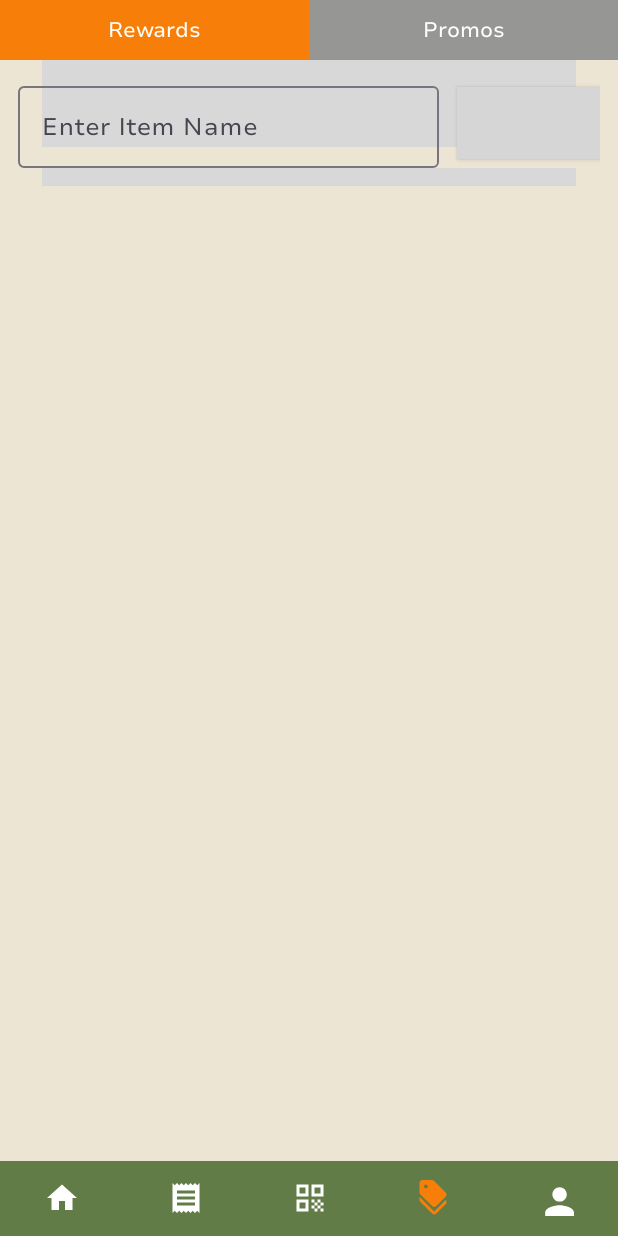
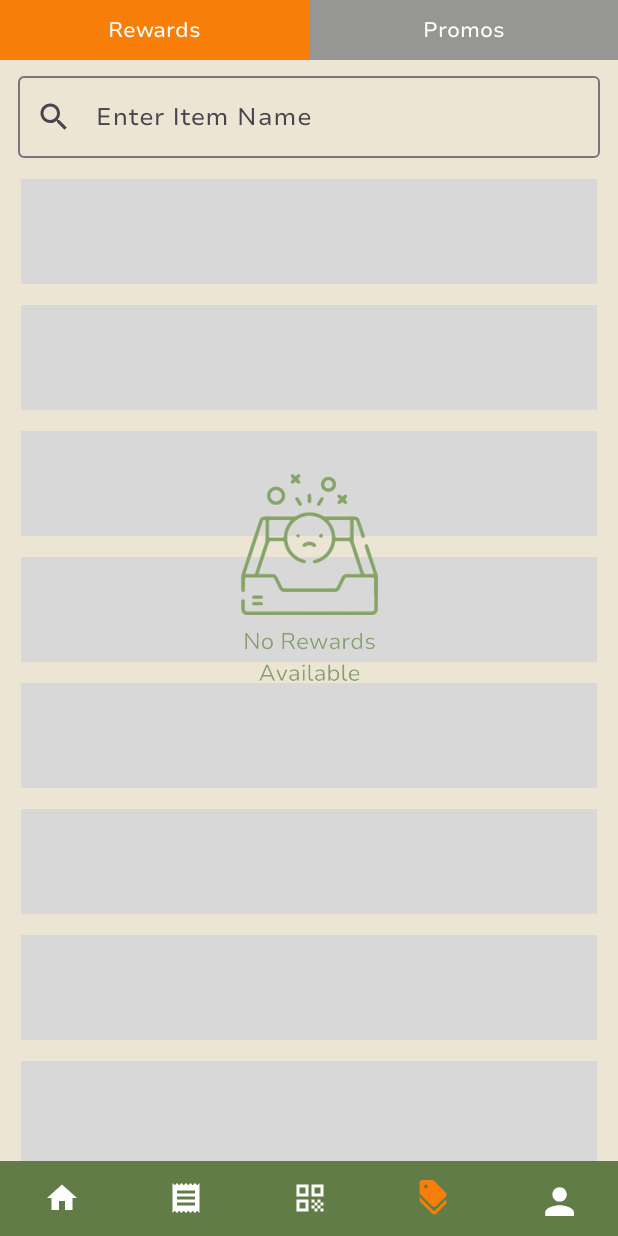
Before and after one commit to June-Azeneth/hygieia-customer, an Android app: the OffersFragment screen opened through its navigation route, item 4 of the bottom bar chosen, on a phone screen of 412 x 824 dp. Run offline under Robolectric (Android 15) with nearby library versions, the phone set to English and light mode, and no system bars; our stand-ins replace Firebase (no records; nobody signed in at launch, a user with empty details on screens opened directly), Shimmer, navigation-ui; 2 statements that could not run were skipped; grey boxes are pictures that could not be loaded.

Commit message:
feat: elastic search for rewards and promos

```diff
--- a/app/src/main/java/com/example/hygieia_customer/pages/offers/OffersFragment.kt
+++ b/app/src/main/java/com/example/hygieia_customer/pages/offers/OffersFragment.kt
@@ -11,6 +11,7 @@ import androidx.appcompat.app.AlertDialog
 import androidx.appcompat.widget.AppCompatButton
 import androidx.constraintlayout.widget.ConstraintLayout
 import androidx.core.content.ContextCompat
+import androidx.core.widget.doOnTextChanged
 import androidx.fragment.app.Fragment
 import androidx.fragment.app.activityViewModels
 import androidx.navigation.fragment.findNavController
@@ -168,13 +169,92 @@ class OffersFragment : Fragment() {
     }
 
     private fun showNoDataMessage(show: Boolean) {
+        if(currentTab == "rewards"){
+            binding.imageMessage.setImageResource(R.drawable.no_rewards)
+        }else{
+            binding.imageMessage.setImageResource(R.drawable.no_promos)
+        }
+
         if (show) {
-            binding.imageMessage.setImageResource(R.drawable.no_data)
             binding.imageMessage.visibility = View.VISIBLE
             binding.listContainer.visibility = View.INVISIBLE
         } else {
             binding.imageMessage.visibility = View.GONE
             binding.listContainer.visibility = View.VISIBLE
+        }
+    }
+
+    private fun setUpSearch() {
+        binding.searchItem.doOnTextChanged { text, _, _, _ ->
+            val searchText = text.toString().trim()
+            binding.progressBar.visibility = View.VISIBLE
+            binding.rewardsList.visibility = View.GONE
+            binding.promosList.visibility = View.GONE
+
+            if(currentTab == "rewards"){
+                val filteredList = if (searchText.isEmpty()) {
+                    // If search text is empty, show all stores
+                    rewardList
+                } else {
+                    // Filter stores based on search text
+                    rewardList.filter { reward ->
+                        // You can customize the search criteria here, for example, by store name
+                        reward.name.contains(
+                            searchText,
+                            ignoreCase = true
+                        ) || reward.storeName.contains(
+                            searchText,
+                            ignoreCase = true
+                        ) || reward.description.contains(
+                            searchText,
+                            ignoreCase = true
+                        )
+                    }
+                }
+                // Update the adapter with the filtered list
+                rewardsAdapter.setData(filteredList)
+                binding.progressBar.visibility = View.GONE
+                if (filteredList.isEmpty()) {
+                    binding.rewardsList.visibility = View.GONE
+                    binding.promosList.visibility = View.GONE
+                    showNoDataMessage(true)
+                } else {
+                    binding.rewardsList.visibility = View.VISIBLE
+                    showNoDataMessage(false)
+                }
+            }
+            else{
+                val filteredList = if (searchText.isEmpty()) {
+                    // If search text is empty, show all stores
+                    promoList
+                } else {
+                    // Filter stores based on search text
+                    promoList.filter { reward ->
+                        // You can customize the search criteria here, for example, by store name
+                        reward.promoName.contains(
+                            searchText,
+                            ignoreCase = true
+                        ) || reward.storeName.contains(
+                            searchText,
+                            ignoreCase = true
+                        ) || reward.description.contains(
+                            searchText,
+                            ignoreCase = true
+                        )
+                    }
+                }
+                // Update the adapter with the filtered list
+                promosAdapter.setData(filteredList)
+                binding.progressBar.visibility = View.GONE
+                if (filteredList.isEmpty()) {
+                    binding.rewardsList.visibility = View.GONE
+                    binding.promosList.visibility = View.GONE
+                    showNoDataMessage(true)
+                } else {
+                    binding.promosList.visibility = View.VISIBLE
+                    showNoDataMessage(false)
+                }
+            }
         }
     }
 
@@ -242,27 +322,6 @@ class OffersFragment : Fragment() {
 //        transaction.commit()
     }
 
-    private fun setUpSearch() {
-        binding.searchBtn.setOnClickListener {
-            val searchInput = binding.searchItem.text.toString().trim()
-            if (searchInput.isEmpty()) {
-//                if (currentTab == "rewards") {
-//                    rewardViewModel.fetchRewards()
-//                } else {
-//                    promosViewModel.fetchPromos()
-//                }
-                Commons().showToast("Enter an item to search", requireContext())
-            } else {
-                binding.progressBar.visibility = View.VISIBLE
-                if (currentTab == "rewards") {
-                    rewardViewModel.searchReward(searchInput)
-                } else {
-                    promosViewModel.searchPromo(searchInput)
-                }
-            }
-        }
-    }
-
     private fun setUpRecyclerView() {
         try {
             //FOR REWARDS
--- a/app/src/main/java/com/example/hygieia_customer/pages/promos/PromosAdapter.kt
+++ b/app/src/main/java/com/example/hygieia_customer/pages/promos/PromosAdapter.kt
@@ -94,7 +94,7 @@ class PromosAdapter(
         val item : CardView = itemView.findViewById(R.id.item)
     }
 
-    fun setData(newPromoList: ArrayList<Promo>) {
+    fun setData(newPromoList: List<Promo>) {
         val oldPromoList = ArrayList(promosList) // Create a copy of the old list
         promosList.clear() // Clear the old list
         promosList.addAll(newPromoList) // Update the list with the new data
--- a/app/src/main/java/com/example/hygieia_customer/pages/rewards/RewardsFragment.kt
+++ b/app/src/main/java/com/example/hygieia_customer/pages/rewards/RewardsFragment.kt
@@ -34,8 +34,8 @@ class RewardsFragment : Fragment() {
     private val sharedViewModel: SharedViewModel by activityViewModels()
     private val storeViewModel: StoreViewModel by activityViewModels()
     private lateinit var networkViewModel: NetworkViewModel
-    private lateinit var actualLayout : ConstraintLayout
-    private lateinit var placeholder : ShimmerFrameLayout
+    private lateinit var actualLayout: ConstraintLayout
+    private lateinit var placeholder: ShimmerFrameLayout
 
     private val adapter by lazy { RewardsAdapter(arrayListOf(), onItemClickListener) }
     private val onItemClickListener = object : RewardsAdapter.OnItemClickListener {
@@ -59,27 +59,14 @@ class RewardsFragment : Fragment() {
         initializeVariables()
         setUpRecyclerView()
         observeNetwork()
-        setUpSearch()
         return binding.root
     }
 
-    private fun initializeVariables(){
+    private fun initializeVariables() {
         binding.recyclerView.adapter = adapter
         networkViewModel = NetworkViewModel(requireContext())
         actualLayout = binding.actualLayout
         placeholder = binding.placeholder
-    }
-
-    private fun setUpSearch(){
-        binding.searchItem.doOnTextChanged { text, _, _, _ ->
-            val storeName = text.toString().trim()
-            if (storeName.isEmpty()) {
-                rewardViewModel.fetchRewards()
-            } else {
-                binding.progressBar.visibility = View.VISIBLE
-                rewardViewModel.searchReward(storeName)
-            }
-        }
     }
 
     private fun observeNetwork() {
@@ -111,8 +98,7 @@ class RewardsFragment : Fragment() {
                 adapter.setData(rewardList)
                 binding.progressBar.visibility = View.GONE
                 showNoDataMessage(false)
-            }
-            else{
+            } else {
                 showNoDataMessage(true)
             }
         }
--- a/app/src/main/java/com/example/hygieia_customer/pages/store/storesNearMe/StoresNearMe.kt
+++ b/app/src/main/java/com/example/hygieia_customer/pages/store/storesNearMe/StoresNearMe.kt
@@ -37,7 +37,7 @@ class StoresNearMe : AppCompatActivity(), OnMapReadyCallback, GoogleMap.OnMarker
 
     companion object {
         private const val LOCATION_REQUEST_CODE = 1
-        private const val NEARBY_DISTANCE_THRESHOLD = 50000
+        private const val NEARBY_DISTANCE_THRESHOLD = 5000
     }
 
     override fun onCreate(savedInstanceState: Bundle?) {
--- a/app/src/main/res/layout/fragment_offers.xml
+++ b/app/src/main/res/layout/fragment_offers.xml
@@ -11,20 +11,6 @@
     <androidx.constraintlayout.widget.ConstraintLayout
         android:layout_width="match_parent"
         android:layout_height="match_parent">
-
-        <com.facebook.shimmer.ShimmerFrameLayout
-            android:id="@+id/placeholder"
-            android:layout_width="0dp"
-            android:layout_height="0dp"
-            android:padding="@dimen/small"
-            app:layout_constraintBottom_toBottomOf="parent"
-            app:layout_constraintEnd_toEndOf="parent"
-            app:layout_constraintStart_toStartOf="parent"
-            app:layout_constraintTop_toTopOf="parent">
-
-            <include layout="@layout/placeholder_list" />
-
-        </com.facebook.shimmer.ShimmerFrameLayout>
 
         <androidx.constraintlayout.widget.ConstraintLayout
             android:id="@+id/actual_layout"
@@ -74,67 +60,48 @@
                     app:layout_constraintTop_toTopOf="parent" />
             </androidx.constraintlayout.widget.ConstraintLayout>
 
-            <!--        <FrameLayout-->
-            <!--            android:id="@+id/offers_fragment_container"-->
-            <!--            android:layout_width="0dp"-->
-            <!--            android:layout_height="0dp"-->
-            <!--            android:background="@color/bgColor"-->
-            <!--            app:layout_constraintBottom_toBottomOf="parent"-->
-            <!--            app:layout_constraintEnd_toEndOf="parent"-->
-            <!--            app:layout_constraintStart_toStartOf="parent"-->
-            <!--            app:layout_constraintTop_toBottomOf="@id/options" />-->
-
-            <androidx.constraintlayout.widget.ConstraintLayout
-                android:id="@+id/searchBar"
-                android:layout_width="match_parent"
-                android:layout_height="wrap_content"
-                android:paddingEnd="@dimen/tiny"
-                app:layout_constraintEnd_toEndOf="parent"
-                app:layout_constraintStart_toStartOf="parent"
-                app:layout_constraintTop_toBottomOf="@+id/options"
-                app:layout_constraintBottom_toTopOf="@id/listContainer">
-
             <com.google.android.material.textfield.TextInputLayout
                 android:id="@+id/searchItemLayout"
                 android:layout_width="0dp"
                 android:layout_height="60dp"
-                    android:layout_margin="@dimen/tiny"
+                android:layout_marginTop="5dp"
+                android:layout_marginHorizontal="@dimen/tiny"
                 android:hint="@string/search_reward"
                 app:endIconMode="clear_text"
-                    app:layout_constraintBottom_toBottomOf="parent"
-                    app:layout_constraintEnd_toStartOf="@+id/searchBtn"
+                app:layout_constraintEnd_toEndOf="parent"
                 app:layout_constraintStart_toStartOf="parent"
-                    app:layout_constraintTop_toTopOf="parent">
+                app:layout_constraintTop_toBottomOf="@+id/options"
+                app:startIconDrawable="@drawable/search">
 
                 <com.google.android.material.textfield.TextInputEditText
                     android:id="@+id/searchItem"
                     android:layout_width="match_parent"
-                        android:layout_height="wrap_content"
-                        android:drawablePadding="@dimen/tiny"/>
+                    android:layout_height="wrap_content"/>
             </com.google.android.material.textfield.TextInputLayout>
 
-                <androidx.appcompat.widget.AppCompatButton
-                    android:id="@+id/searchBtn"
-                    android:layout_width="@dimen/XL"
-                    android:layout_height="match_parent"
-                    android:text="Search"
-                    android:textAllCaps="false"
-                    android:background="@color/zxing_transparent"
+            <com.facebook.shimmer.ShimmerFrameLayout
+                android:id="@+id/placeholder"
+                android:layout_width="0dp"
+                android:layout_height="0dp"
                 app:layout_constraintBottom_toBottomOf="parent"
                 app:layout_constraintEnd_toEndOf="parent"
-                    app:layout_constraintStart_toEndOf="@id/searchItemLayout"
-                    app:layout_constraintTop_toTopOf="parent" />
-            </androidx.constraintlayout.widget.ConstraintLayout>
+                app:layout_constraintStart_toStartOf="parent"
+                app:layout_constraintTop_toBottomOf="@+id/searchItemLayout">
+
+                <include layout="@layout/placeholder_list" />
+
+            </com.facebook.shimmer.ShimmerFrameLayout>
 
             <androidx.constraintlayout.widget.ConstraintLayout
                 android:id="@+id/listContainer"
                 android:layout_width="0dp"
                 android:layout_height="0dp"
+                android:paddingTop="@dimen/tiniest"
                 android:paddingHorizontal="@dimen/small"
                 app:layout_constraintBottom_toBottomOf="parent"
                 app:layout_constraintEnd_toEndOf="parent"
                 app:layout_constraintStart_toStartOf="parent"
-                app:layout_constraintTop_toBottomOf="@id/searchBar">
+                app:layout_constraintTop_toBottomOf="@+id/searchItemLayout">
 
                 <androidx.recyclerview.widget.RecyclerView
                     android:id="@+id/rewardsList"
@@ -148,7 +115,7 @@
                     android:layout_width="match_parent"
                     android:layout_height="match_parent"
                     android:background="@color/bgColor"
-                    android:visibility="invisible"/>
+                    android:visibility="invisible" />
             </androidx.constraintlayout.widget.ConstraintLayout>
 
             <ProgressBar
--- a/app/src/main/res/layout/placeholder_list.xml
+++ b/app/src/main/res/layout/placeholder_list.xml
@@ -2,7 +2,8 @@
 <LinearLayout xmlns:android="http://schemas.android.com/apk/res/android"
     android:layout_width="match_parent"
     android:layout_height="match_parent"
-    android:layout_margin="@dimen/small"
+    android:layout_marginTop="@dimen/small"
+    android:layout_marginHorizontal="@dimen/small"
     android:orientation="vertical">
 
     <TextView
```
Also changed, not shown: app/src/main/res/drawable/no_rewards.png. Lines whose indentation alone changed are shown as unchanged.
